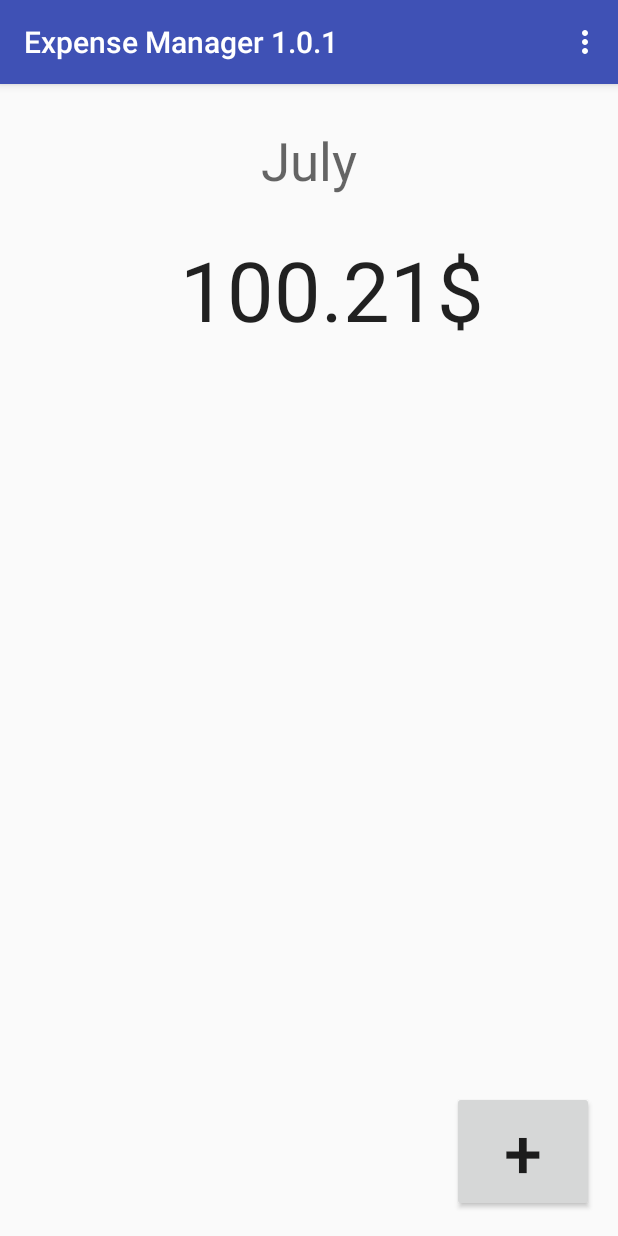
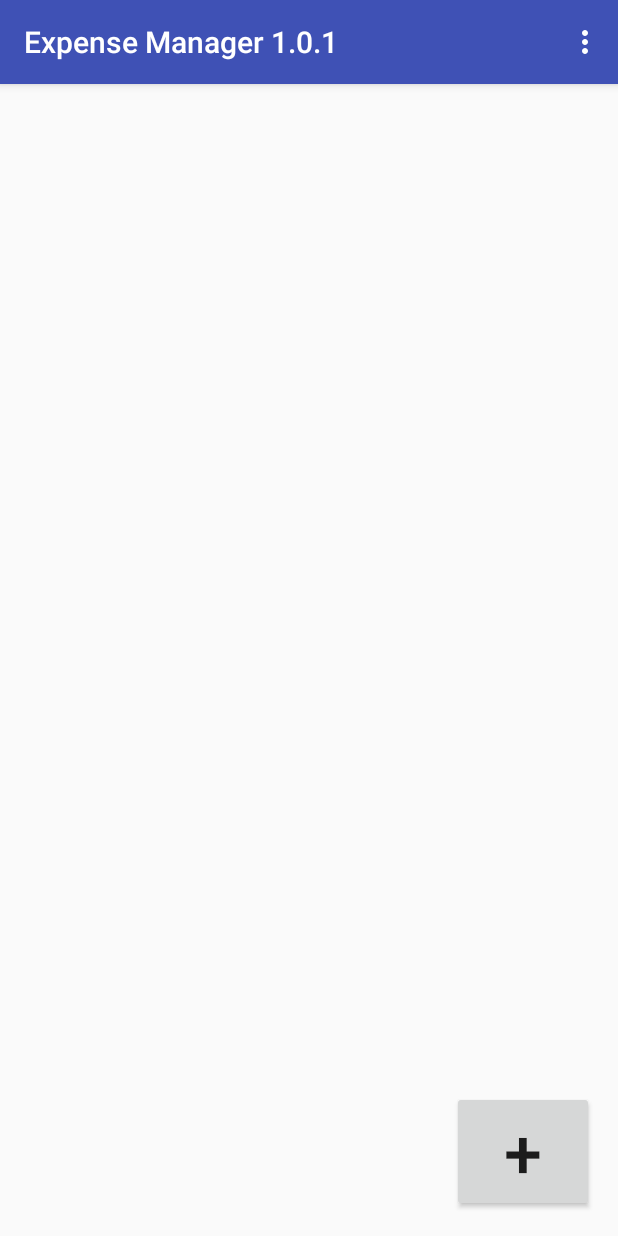
Before and after one commit to alkesh47/Diana, an Android app: the screen it shows after launch (MainActivity), on a phone screen of 412 x 824 dp. Run offline under Robolectric (Android 15) with nearby library versions, the light colour scheme and no system bars.

Commit message:
Removed additional info from main page

```diff
--- a/app/src/main/res/layout/activity_main.xml
+++ b/app/src/main/res/layout/activity_main.xml
@@ -9,38 +9,6 @@
     android:paddingTop="@dimen/activity_vertical_margin"
     tools:context="com.example.alkesh.expensemanager101.MainActivity">
 
-    <TextView
-        android:layout_width="wrap_content"
-        android:layout_height="wrap_content"
-        android:textAppearance="?android:attr/textAppearanceMedium"
-        android:text="July"
-        android:textSize="35dp"
-        android:id="@+id/textView"
-        android:layout_alignParentTop="true"
-        android:layout_centerHorizontal="true"
-        android:layout_marginTop="11dp" />
-
-    <TextView
-        android:layout_width="wrap_content"
-        android:layout_height="wrap_content"
-        android:textAppearance="?android:attr/textAppearanceLarge"
-        android:text="100.21"
-        android:textSize="55dp"
-        android:id="@+id/TotalExpense"
-        android:layout_below="@+id/textView"
-        android:layout_centerHorizontal="true"
-        android:layout_marginTop="25dp" />
-
-    <TextView
-        android:layout_width="wrap_content"
-        android:layout_height="wrap_content"
-        android:textAppearance="?android:attr/textAppearanceLarge"
-        android:text="$"
-        android:textSize="55dp"
-        android:id="@+id/textView3"
-        android:layout_alignBottom="@+id/TotalExpense"
-        android:layout_toEndOf="@+id/TotalExpense" />
-
     <Button
         android:layout_width="wrap_content"
         android:layout_height="wrap_content"
```
